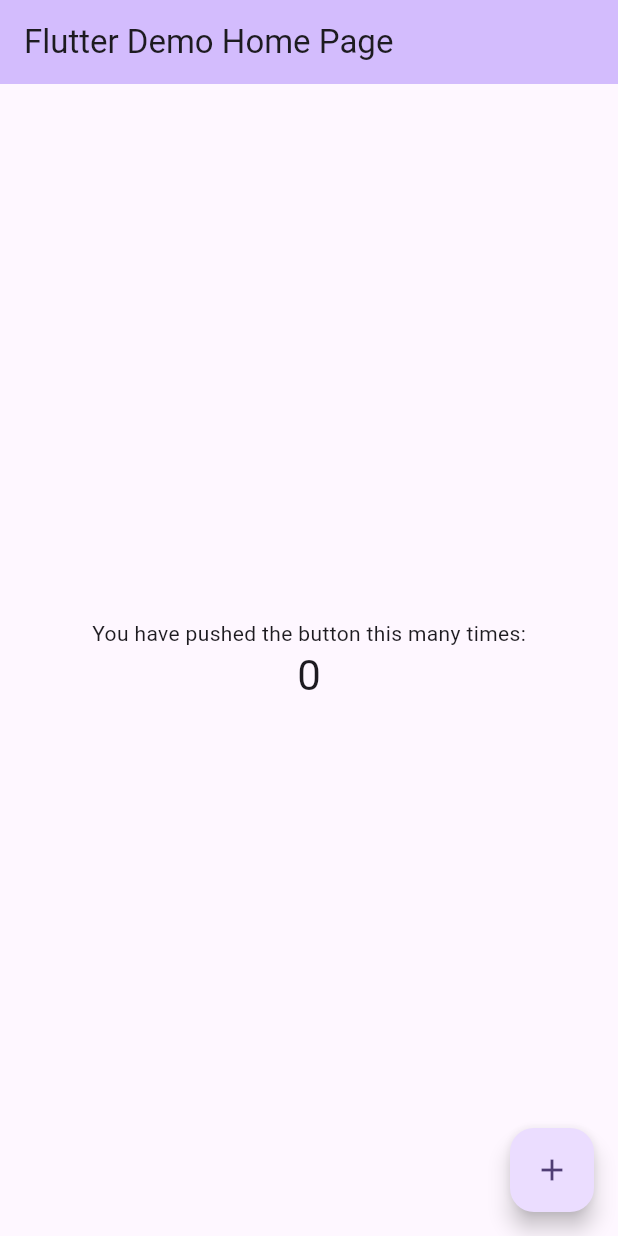
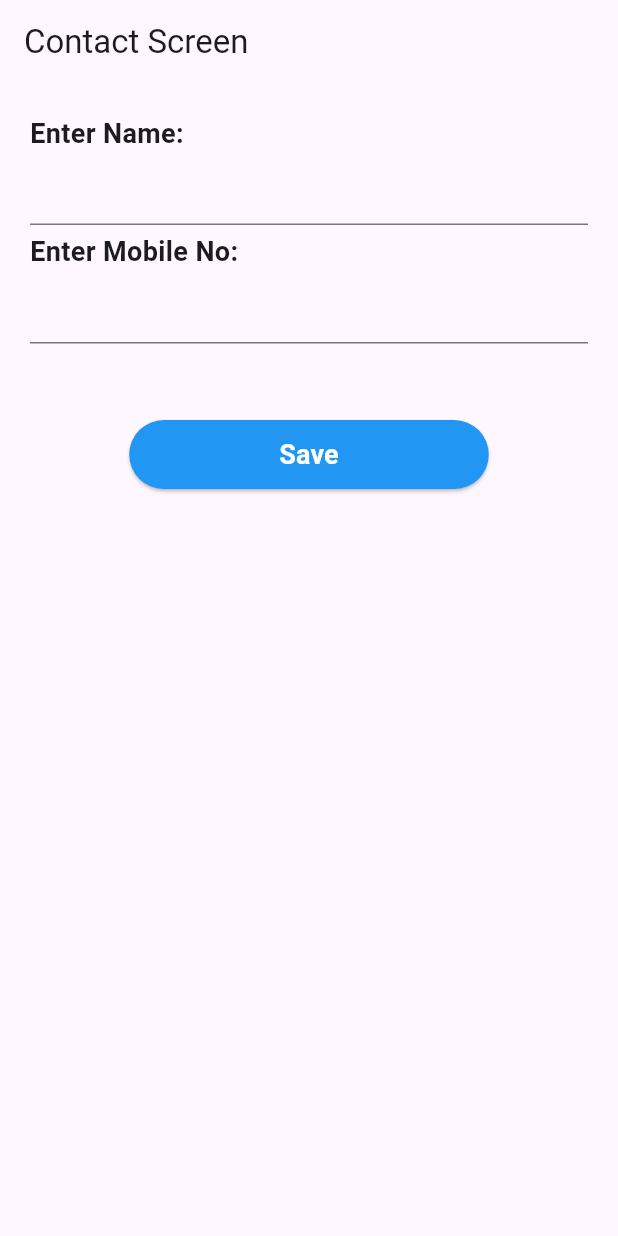
Before and after one commit to hardik7426/database_demo, a Flutter app: the screen it shows after launch, on a phone screen of 412 x 824 dp. Run offline on Flutter 3.47's test engine with Material 3 defaults, Android fonts, the phone set to English and light mode, and no system bars; our stand-ins replace sqflite; accounts and stored records are empty.

```diff
--- /dev/null
+++ b/lib/home_screen.dart
@@ -0,0 +1,56 @@
+import 'package:flutter/material.dart';
+
+class HomeScreen extends StatefulWidget {
+  const HomeScreen({super.key});
+
+  @override
+  State<HomeScreen> createState() => _HomeScreenState();
+}
+
+class _HomeScreenState extends State<HomeScreen> {
+
+  TextEditingController nameController = TextEditingController();
+  TextEditingController mobileController = TextEditingController();
+
+  @override
+  Widget build(BuildContext context) {
+    return Scaffold(
+      appBar: AppBar(title: Text('Contact Screen'),),
+      body: Padding(
+        padding: EdgeInsets.all(20),
+        child: Column(
+          crossAxisAlignment: CrossAxisAlignment.start,
+          children: [
+            Text('Enter Name:', style: TextStyle(fontSize: 18, fontWeight: FontWeight.bold),),
+            TextFormField(
+              controller: nameController,
+             decoration: InputDecoration(),
+            ),
+            SizedBox(height: 5,),
+
+            Text('Enter Mobile No:', style: TextStyle(fontSize: 18, fontWeight: FontWeight.bold)),
+            TextFormField(
+              controller: mobileController,
+              decoration: InputDecoration(),
+            ),
+
+            SizedBox(height: 50,),
+            Center(
+              child: ElevatedButton(
+                  onPressed: () {
+
+                  },
+                  style: ElevatedButton.styleFrom(
+                    backgroundColor: Colors.blue,
+                    foregroundColor: Colors.white,
+                    padding: EdgeInsetsDirectional.symmetric(horizontal: 100, vertical: 10)
+                  ),
+                  child: Text('Save', style: TextStyle(fontSize: 18, fontWeight: FontWeight.bold),)
+              ),
+            )
+          ],
+        ),
+      ),
+    );
+  }
+}
--- a/lib/main.dart
+++ b/lib/main.dart
@@ -1,3 +1,4 @@
+import 'package:database_demo/home_screen.dart';
 import 'package:flutter/material.dart';
 
 void main() {
@@ -30,7 +31,7 @@ class MyApp extends StatelessWidget {
         // tested with just a hot reload.
         colorScheme: ColorScheme.fromSeed(seedColor: Colors.deepPurple),
       ),
-      home: const MyHomePage(title: 'Flutter Demo Home Page'),
+      home: const HomeScreen(),
     );
   }
 }
```
Also changed, not shown: lib/db_helper.dart (added, +36 -0 lines).
